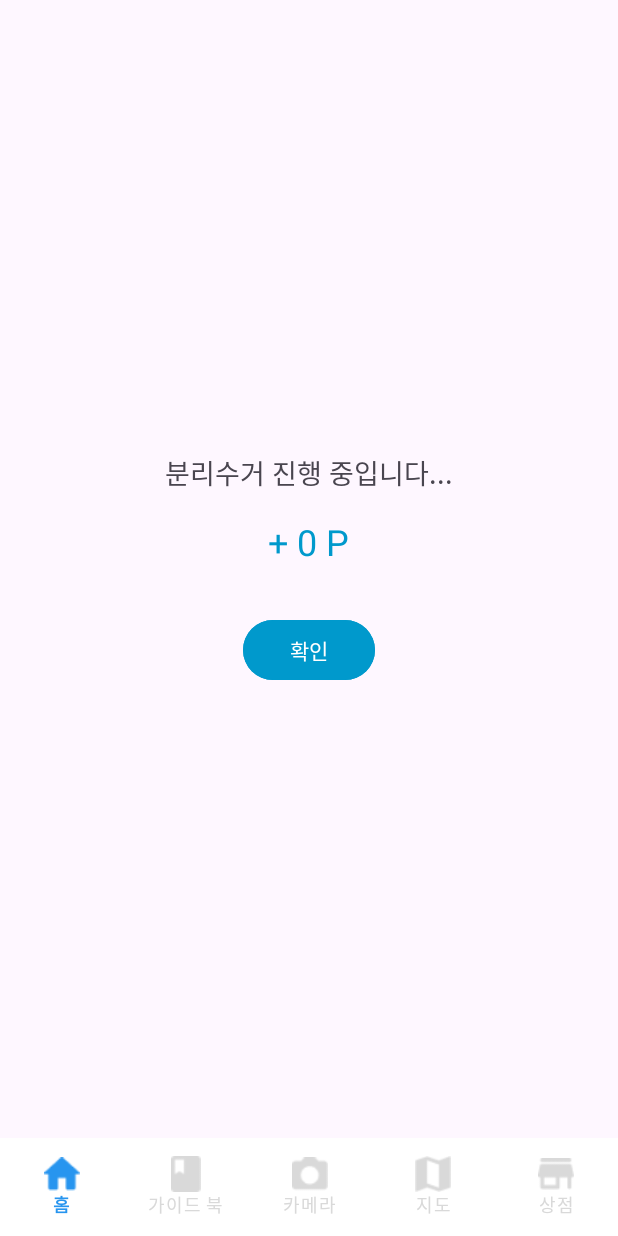
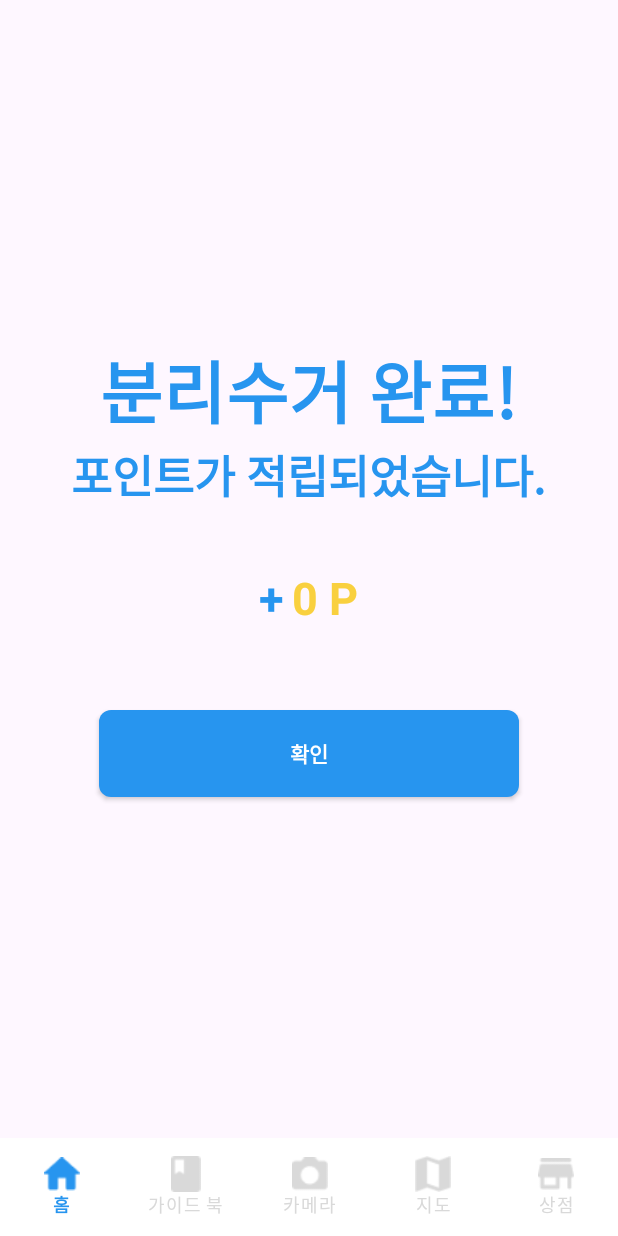
Before and after one commit to Yobunjung/Android-Studio, an Android app: the fragment RecycleCompleteFragment placed in its activity, on a phone screen of 412 x 824 dp. Run offline under Robolectric (Android 15) with nearby library versions, the phone set to English and light mode, and no system bars; libraries missing offline, so code that uses them is left out: okhttp3.sse; 3 statements that could not run were skipped.

```diff
--- a/app/build.gradle.kts
+++ b/app/build.gradle.kts
@@ -58,6 +58,7 @@ dependencies {
     implementation ("com.squareup.okhttp3:okhttp:4.10.0")
     implementation ("com.squareup.okhttp3:okhttp-sse:4.10.0")
     implementation("com.launchdarkly:okhttp-eventsource:4.1.0")
+    implementation ("androidx.fragment:fragment-ktx:1.5.7")
 
 
 }
--- /dev/null
+++ b/app/src/main/java/com/eseul/yobunjeong/network/BinStatusApi.kt
@@ -0,0 +1,9 @@
+package com.eseul.yobunjeong.network
+
+import com.eseul.yobunjeong.model.BinStatusModel
+import retrofit2.http.GET
+
+interface BinStatusApi {
+    @GET("/trash_bin_set/4") // 백엔드 API의 엔드포인트 URL로 변경
+    suspend fun fetchBinStatus(): BinStatusModel
+}
--- a/app/src/main/java/com/eseul/yobunjeong/network/RetrofitClient.kt
+++ b/app/src/main/java/com/eseul/yobunjeong/network/RetrofitClient.kt
@@ -31,4 +31,9 @@ object RetrofitClient {
     val recycleCompleteApi: RecycleCompleteApi by lazy {
         instance.create(RecycleCompleteApi::class.java)
     }
+
+    val binStatusApi: BinStatusApi by lazy {
+        instance.create(BinStatusApi::class.java)
+    }
+
 }
--- a/app/src/main/java/com/eseul/yobunjeong/network/SseClient.kt
+++ b/app/src/main/java/com/eseul/yobunjeong/network/SseClient.kt
@@ -19,16 +19,17 @@ class SseClient(private val url: String, private val listener: SseListener) {
         .build()
 
     private var eventSource: EventSource? = null
+    private var isClosedManually = false // 수동 종료 여부 확인 플래그
 
     fun connect() {
         val request = Request.Builder()
             .url(url)
             .build()
 
-        // SSE 연결 생성
         eventSource = EventSources.createFactory(client).newEventSource(request, object : EventSourceListener() {
             override fun onOpen(eventSource: EventSource, response: Response) {
                 println("SSE 연결 열림")
+                isClosedManually = false // 자동으로 열린 상태
             }
 
             override fun onEvent(
@@ -37,13 +38,13 @@ class SseClient(private val url: String, private val listener: SseListener) {
                 type: String?,
                 data: String
             ) {
-                println("SSE 메시지 수신: $data")
+                if (!isClosedManually) { // 연결이 수동 종료된 경우 추가 작업 방지
                     try {
                         val json = JSONObject(data)
                         listener.onMessageReceived(json)
                     } catch (e: Exception) {
-                    e.printStackTrace()
                         listener.onError("잘못된 데이터 형식")
+                    }
                 }
             }
 
@@ -52,18 +53,27 @@ class SseClient(private val url: String, private val listener: SseListener) {
                 t: Throwable?,
                 response: Response?
             ) {
-                println("SSE 연결 오류: ${t?.message}")
+                if (!isClosedManually) { // 수동 종료가 아닌 경우만 처리
                     listener.onError(t?.message ?: "알 수 없는 오류")
+                    disconnect()
+                }
             }
 
             override fun onClosed(eventSource: EventSource) {
-                println("SSE 연결 닫힘")
+                if (!isClosedManually) {
+                    println("SSE 연결 닫힘 (서버)")
+                }
+                disconnect()
             }
         })
     }
 
     fun disconnect() {
+        if (!isClosedManually) {
             eventSource?.cancel()
-        println("SSE 연결 종료")
+            eventSource = null
+            isClosedManually = true
+            println("SSE 연결 종료 완료")
         }
     }
+}
--- a/app/src/main/res/drawable/background_bottom_sheet.xml
+++ b/app/src/main/res/drawable/background_bottom_sheet.xml
@@ -5,8 +5,10 @@
         android:color="@color/white"/>
 
     <corners
-        android:topLeftRadius="40dp"
-        android:topRightRadius="40dp" />
+        android:topLeftRadius="12dp"
+        android:topRightRadius="12dp"
+        android:bottomLeftRadius="0dp"
+        android:bottomRightRadius="0dp"/>
 
     <padding
         android:left="10dp"
--- a/app/src/main/res/layout/fragment_qr_code.xml
+++ b/app/src/main/res/layout/fragment_qr_code.xml
@@ -36,7 +36,7 @@
         android:id="@+id/btnConfirm"
         android:layout_width="280dp"
         android:layout_height="wrap_content"
-        android:text="확인"
+        android:text="이전으로"
         android:textColor="@color/white"
         android:background="@drawable/button_rounded_corner_rectangle"
         android:layout_marginTop="24dp" />
--- a/app/src/main/res/layout/fragment_recycle_complete.xml
+++ b/app/src/main/res/layout/fragment_recycle_complete.xml
@@ -7,28 +7,65 @@
     android:padding="16dp">
 
     <TextView
+        android:id="@+id/recycle_done"
+        android:layout_width="wrap_content"
+        android:layout_height="wrap_content"
+        android:text="분리수거 완료!"
+        android:textColor="@color/mainColor"
+        android:textStyle="bold"
+        android:textSize="45sp"
+        android:gravity="center"/>
+
+    <TextView
         android:id="@+id/tvMessage"
         android:layout_width="wrap_content"
         android:layout_height="wrap_content"
-        android:text="분리수거 진행 중입니다..."
-        android:textSize="18sp"
+        android:text="포인트가 적립되었습니다."
+        android:textColor="@color/mainColor"
+        android:textStyle="bold"
+        android:textSize="30sp"
         android:gravity="center"
         android:layout_marginBottom="16dp" />
 
-    <TextView
-        android:id="@+id/tvPoints"
+    <LinearLayout
         android:layout_width="wrap_content"
         android:layout_height="wrap_content"
-        android:text="+ 0 P"
-        android:textSize="24sp"
-        android:textColor="@android:color/holo_blue_dark"
-        android:layout_marginBottom="32dp" />
+        android:orientation="horizontal"
+        android:gravity="center"
+        android:layout_marginBottom="32dp">
 
-    <Button
+        <!-- "+" 텍스트 -->
+        <TextView
+            android:id="@+id/Plus"
+            android:layout_width="wrap_content"
+            android:layout_height="wrap_content"
+            android:text="+"
+            android:layout_marginTop="15dp"
+            android:textStyle="bold"
+            android:textSize="30sp"
+            android:textColor="@color/mainColor" />
+
+        <!-- 포인트 텍스트 -->
+        <TextView
+            android:id="@+id/tvPoints"
+            android:layout_width="wrap_content"
+            android:layout_height="wrap_content"
+            android:layout_marginStart="5dp"
+            android:layout_marginTop="15dp"
+            android:text="0 P"
+            android:textStyle="bold"
+            android:textSize="30sp"
+            android:textColor="#F9D03F" />
+    </LinearLayout>
+
+
+    <android.widget.Button
         android:id="@+id/btnConfirm"
-        android:layout_width="wrap_content"
-        android:layout_height="wrap_content"
+        android:layout_width="280dp"
+        android:layout_height="58dp"
+        android:layout_marginTop="30dp"
         android:text="확인"
-        android:backgroundTint="@android:color/holo_blue_dark"
-        android:textColor="@android:color/white" />
+        android:textStyle="bold"
+        android:background="@drawable/button_rounded_corner_rectangle"
+        android:textColor="@color/white" />
 </LinearLayout>
--- a/app/src/main/res/layout/fragment_result.xml
+++ b/app/src/main/res/layout/fragment_result.xml
@@ -4,7 +4,7 @@
     android:layout_height="match_parent"
     android:orientation="vertical"
     android:gravity="center"
-    android:background="#F5F5F5">
+    android:background="@color/backgroundColor">
 
     <!-- 카드 형태의 배경 레이아웃 -->
     <LinearLayout
```
Also changed, not shown: app/src/main/java/com/eseul/yobunjeong/Factory/BinViewModelFactory.kt (added, +18 -0 lines), app/src/main/java/com/eseul/yobunjeong/fragment/CameraFragment.kt (+40 -17 lines), app/src/main/java/com/eseul/yobunjeong/fragment/MapFragment.kt (+54 -19 lines), app/src/main/java/com/eseul/yobunjeong/fragment/RecycleCompleteFragment.kt (+7 -16 lines), app/src/main/java/com/eseul/yobunjeong/fragment/ResultFragment.kt (+9 -3 lines), app/src/main/java/com/eseul/yobunjeong/model/BinStatusModel.kt (added, +11 -0 lines), app/src/main/java/com/eseul/yobunjeong/repository/BinRepository.kt (added, +10 -0 lines), app/src/main/java/com/eseul/yobunjeong/viewmodel/BinViewModel.kt (added, +27 -0 lines), app/src/main/java/com/eseul/yobunjeong/viewmodel/CameraViewModel.kt (+9 -5 lines), app/src/main/java/com/eseul/yobunjeong/viewmodel/RecycleViewModel.kt (+35 -3 lines), app/src/main/res/layout/bottom_sheet.xml (+11 -17 lines). Lines whose indentation alone changed are shown as unchanged.
